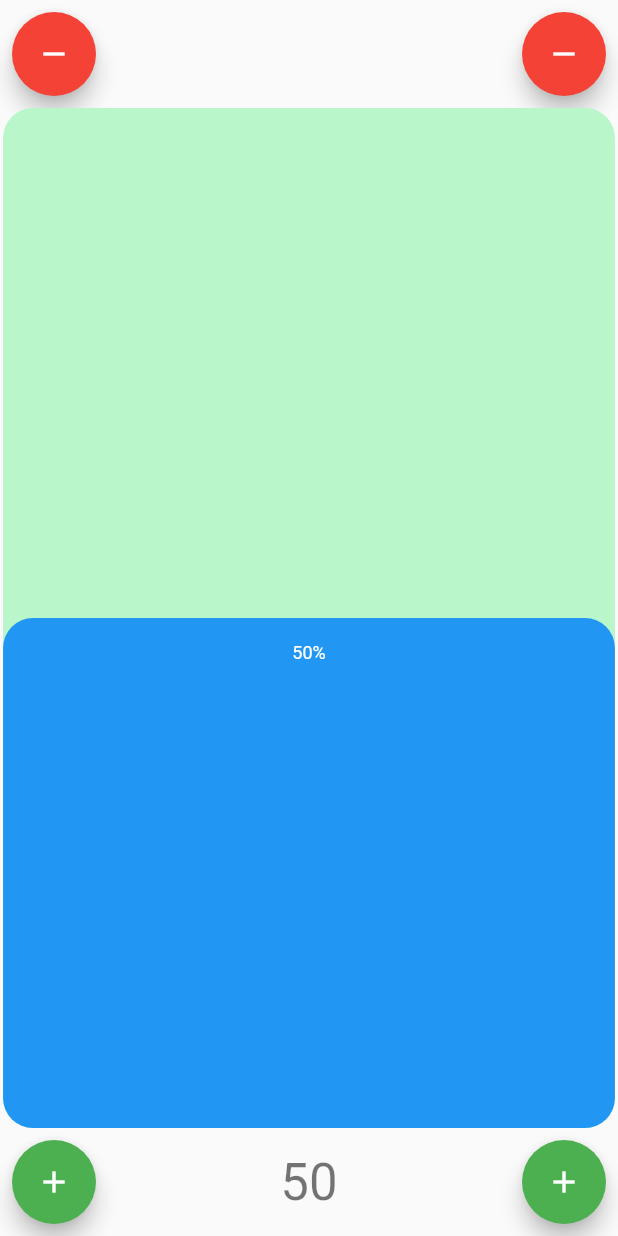
After one commit to HoussemTN/PlusVsMinus_Game, a Flutter app: the PlusVsMinus4P screen opened by its route, on a phone screen of 412 x 824 dp. The commit adds this screen. Run offline on Flutter 3.47's test engine with Material 2 defaults, Android fonts, the phone set to English and light mode, and no system bars; drawn by our look-alikes of flutter_animation_progress_bar; our stand-ins replace rflutter_alert.

Commit message:
4 Players GameMode Added + Single Game Added

```diff
--- /dev/null
+++ b/lib/MultiPlayerMode/PlusVsMinus4P.dart
@@ -0,0 +1,241 @@
+import 'package:flutter/material.dart';
+import 'package:flutter_animation_progress_bar/flutter_animation_progress_bar.dart';
+import 'package:rflutter_alert/rflutter_alert.dart';
+
+class PlusVsMinus4P extends StatefulWidget {
+  @override
+  _PlusVsMinus4PState createState() => _PlusVsMinus4PState();
+}
+
+class _PlusVsMinus4PState extends State<PlusVsMinus4P> {
+  /// Variables initialization
+  int _counter = 50;
+  // ignore: unused_field
+  bool _gameOver = false;
+  bool _plusWinner = false;
+  // ignore: unused_field
+  bool _minusWinner = false;
+
+  /// Show a Alert Dialog
+  void _showDialog(String body) {
+    Alert(
+      context: context,
+      style: AlertStyle(
+        animationType: AnimationType.fromTop,
+        isCloseButton: false,
+        isOverlayTapDismiss: false,
+        descStyle: TextStyle(fontWeight: FontWeight.bold),
+        animationDuration: Duration(milliseconds: 400),
+        alertBorder: RoundedRectangleBorder(
+          borderRadius: BorderRadius.circular(0.0),
+          side: BorderSide(
+            color: Colors.grey,
+          ),
+        ),
+        titleStyle: TextStyle(
+          color: Colors.red,
+        ),
+      ),
+      type: AlertType.none,
+      title: "Game Over",
+      desc: _plusWinner == true ? "Plus is The Winner" : "Minus is The Winner",
+      buttons: [
+        DialogButton(
+          child: Text(
+            "Menu",
+            style: TextStyle(color: Colors.white, fontSize: 20),
+          ),
+          onPressed: () {
+            Navigator.pushNamed(context, "Home");
+          },
+          color: Color.fromRGBO(0, 179, 134, 1.0),
+          radius: BorderRadius.circular(0.0),
+        ),
+        DialogButton(
+          child: Text(
+            "Play Again",
+            style: TextStyle(color: Colors.white, fontSize: 20),
+          ),
+          onPressed: () {
+            _reset();
+            Navigator.pop(context);
+          },
+          color: Color.fromRGBO(0, 179, 134, 1.0),
+          radius: BorderRadius.circular(0.0),
+        ),
+      ],
+    ).show();
+  }
+
+  /// Plus Counter
+  void _incrementCounter() {
+    if (_counter != 0 && _counter != 100) {
+      setState(() {
+        _counter = _counter + 2;
+      });
+      if (_counter >= 100) {
+        setState(() {
+          _plusWinner = true;
+          _gameOver = true;
+        });
+        gameOver();
+      }
+    }
+  }
+
+  /// Minus Counter
+  void _decrementCounter() {
+    if (_counter != 0 && _counter != 100) {
+      setState(() {
+        _counter = _counter - 2;
+      });
+      if (_counter <= 0) {
+        setState(() {
+          _minusWinner = true;
+          _gameOver = true;
+        });
+        gameOver();
+      }
+    }
+  }
+
+  /// Call The Alert Dialog And Show The Winner
+  gameOver() {
+    if (_gameOver = true) {
+      _showDialog(
+          _plusWinner == true ? "Plus is the Winner" : "Minus is the Winner");
+    }
+  }
+
+  /// Reset Variables to their initial State
+  void _reset() {
+    setState(() {
+      _plusWinner = false;
+      _minusWinner = false;
+      _counter = 50;
+      _gameOver = false;
+    });
+  }
+
+  int valueChanger() {
+    int L;
+    if (_counter >= 60 && _counter <= 100) {
+      L = 60;
+    }
+    if (_counter <= 40 && _counter >= 0) {
+      L = 10;
+    }
+    return L;
+  }
+
+  @override
+  Widget build(BuildContext context) {
+    return Scaffold(
+      body: Container(
+        child: Column(
+          children: <Widget>[
+            Padding(
+              padding: const EdgeInsets.all(8.0),
+              child: Row(
+                children: <Widget>[
+                  Row(
+                    mainAxisAlignment: MainAxisAlignment.start,
+                    children: <Widget>[
+                      new FloatingActionButton(
+                        heroTag: "Minus1",
+                        onPressed: () => _decrementCounter(),
+                        child: new Icon(Icons.remove),
+                        backgroundColor: Colors.red,
+                      ),
+                    ],
+                  ),
+
+                  /// Space Betwwen two Minus Buttons
+                  Expanded(
+                    child: Container(),
+                  ),
+                  Row(
+                    mainAxisAlignment: MainAxisAlignment.end,
+                    children: <Widget>[
+                      new FloatingActionButton(
+                        heroTag: "Minus2",
+                        onPressed: () => _decrementCounter(),
+                        child: new Icon(Icons.remove),
+                        backgroundColor: Colors.red,
+                      ),
+                    ],
+                  ),
+                ],
+              ),
+            ),
+            Expanded(
+              child: Center(
+                child: FAProgressBar(
+                  backgroundColor: Colors.greenAccent[100],
+                  size: MediaQuery.of(context).size.width / 1.01,
+                  borderRadius: 20.0,
+                  direction: Axis.vertical,
+                  verticalDirection: VerticalDirection.up,
+                  currentValue: _counter,
+                  displayText: '%',
+                  maxValue: 100,
+                  changeColorValue: valueChanger(),
+                  progressColor: _counter > 10 ? Colors.blue : Colors.red,
+                  changeProgressColor:
+                      _counter >= 50 ? Colors.green : Colors.red,
+                ),
+              ),
+            ),
+            Row(
+              mainAxisAlignment: MainAxisAlignment.start,
+              children: <Widget>[
+                Padding(
+                  padding: const EdgeInsets.all(8.0),
+                  child: Row(
+                    mainAxisAlignment: MainAxisAlignment.start,
+                    children: <Widget>[
+                      new FloatingActionButton(
+                        heroTag: "Plus1",
+                        onPressed: _incrementCounter,
+                        child: Icon(
+                          Icons.add,
+                        ),
+                        backgroundColor: Colors.green,
+                      ),
+                    ],
+                  ),
+                ),
+                Expanded(
+                  child: Container(
+                    child: Center(
+                      child: Text(
+                        '$_counter',
+                        style: Theme.of(context).textTheme.display1,
+                      ),
+                    ),
+                  ),
+                ),
+                Padding(
+                  padding: const EdgeInsets.all(8.0),
+                  child: Row(
+                    mainAxisAlignment: MainAxisAlignment.end,
+                    children: <Widget>[
+                      new FloatingActionButton(
+                        heroTag: "Plus2",
+                        onPressed: _incrementCounter,
+                        child: Icon(
+                          Icons.add,
+                        ),
+                        backgroundColor: Colors.green,
+                      ),
+                    ],
+                  ),
+                ),
+              ],
+            ),
+          ],
+        ),
+      ),
+    );
+  }
+}
```
Also changed, not shown: lib/Pages/HomePage.dart (+6 -4 lines), lib/Pages/MultiPlayer.dart (renamed from lib/Pages/GamemodeMenu.dart, +6 -48 lines), lib/SinglePlayerMode/SingleGame.dart (added, +228 -0 lines), lib/main.dart (+7 -4 lines), lib/MultiPlayerMode/PlusVsMinus.dart (renamed from lib/PlusVsMinus.dart).
